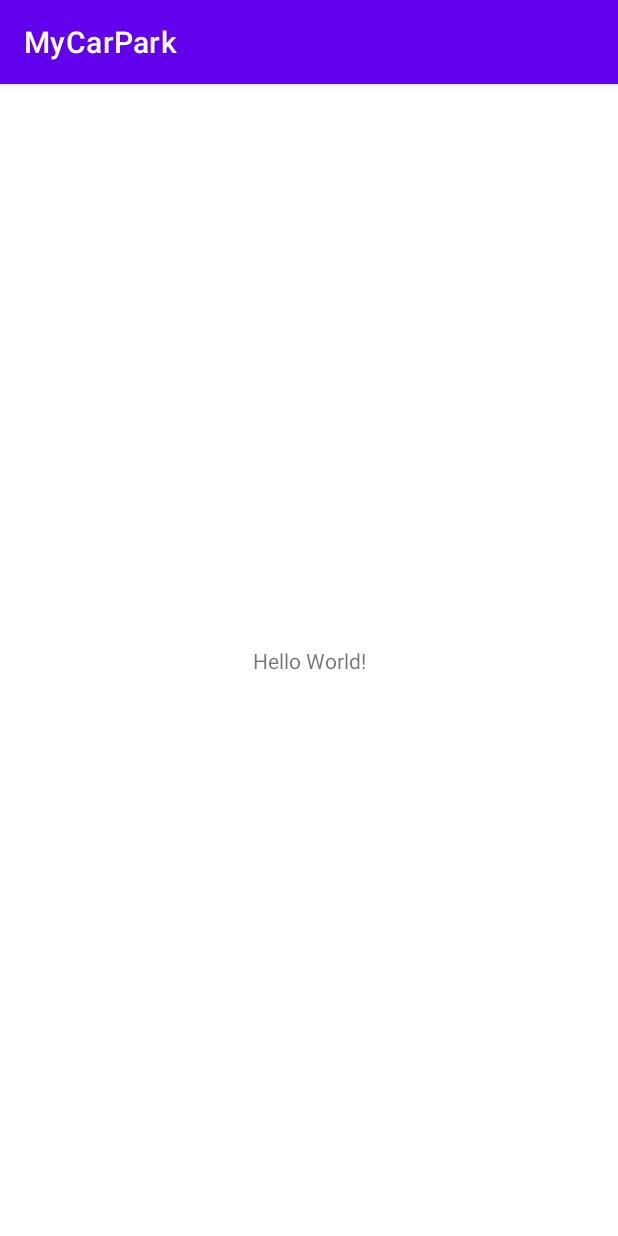
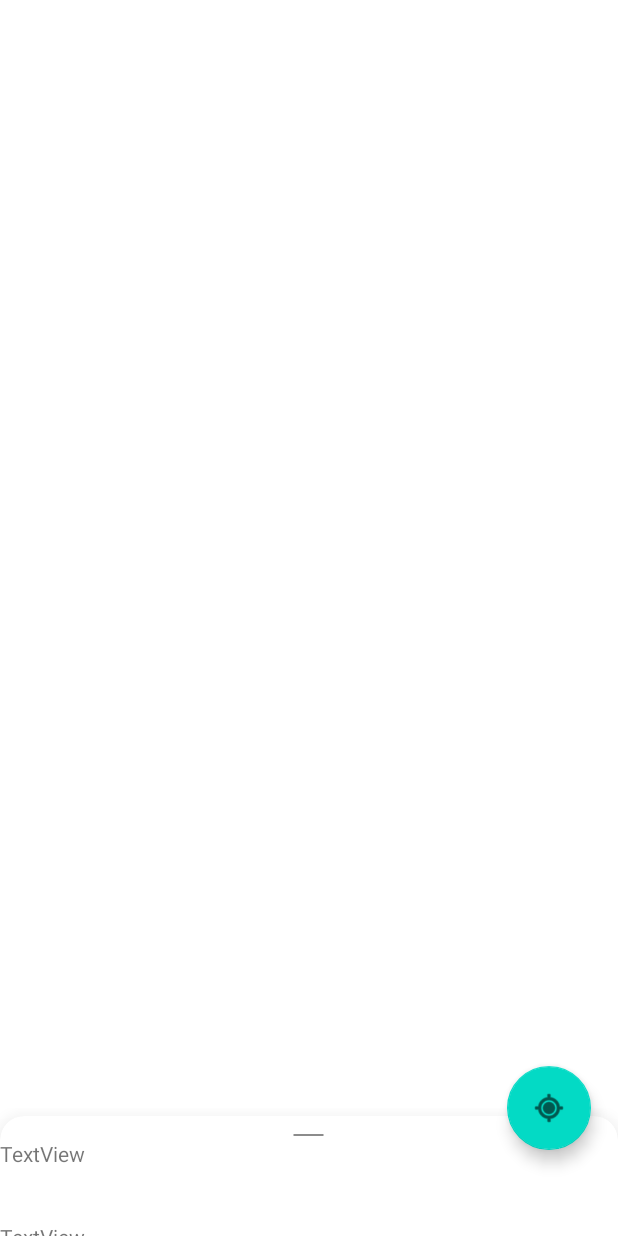
Before and after one commit to Pyrojet99/myCarPark, an Android app: the screen it shows after launch (MainActivity), on a phone screen of 412 x 824 dp. Run offline under Robolectric (Android 15) with nearby library versions, the phone set to English and light mode, and no system bars.

Commit message:
added initial bottom sheet

```diff
--- a/mycarpark/app/build.gradle
+++ b/mycarpark/app/build.gradle
@@ -33,6 +33,8 @@ dependencies {
     implementation 'androidx.appcompat:appcompat:1.3.0'
     implementation 'com.google.android.material:material:1.3.0'
     implementation 'androidx.constraintlayout:constraintlayout:2.0.4'
+    implementation 'androidx.coordinatorlayout:coordinatorlayout:1.1.0'
+    implementation 'com.google.android.gms:play-services-maps:17.0.0'
     testImplementation 'junit:junit:4.+'
     androidTestImplementation 'androidx.test.ext:junit:1.1.2'
     androidTestImplementation 'androidx.test.espresso:espresso-core:3.3.0'
--- a/mycarpark/app/src/main/java/giacomo/cignoni/testandroid/mycarpark/MainActivity.java
+++ b/mycarpark/app/src/main/java/giacomo/cignoni/testandroid/mycarpark/MainActivity.java
@@ -1,14 +1,54 @@
 package giacomo.cignoni.testandroid.mycarpark;
 
+import androidx.annotation.NonNull;
 import androidx.appcompat.app.AppCompatActivity;
 
 import android.os.Bundle;
+import android.view.View;
+import android.widget.LinearLayout;
+
+import com.google.android.material.bottomsheet.BottomSheetBehavior;
+import com.google.android.material.floatingactionbutton.FloatingActionButton;
 
 public class MainActivity extends AppCompatActivity {
+    private BottomSheetBehavior bottomSheetBehavior;
 
     @Override
     protected void onCreate(Bundle savedInstanceState) {
         super.onCreate(savedInstanceState);
         setContentView(R.layout.activity_main);
+
+        initComponent();
+    }
+
+    private void initComponent() {
+        // get the bottom sheet view
+        LinearLayout llBottomSheet = (LinearLayout) findViewById(R.id.bottom_sheet);
+
+        // init the bottom sheet behavior
+        bottomSheetBehavior = BottomSheetBehavior.from(llBottomSheet);
+
+        // change the state of the bottom sheet
+        bottomSheetBehavior.setState(BottomSheetBehavior.STATE_COLLAPSED);
+
+        // set callback for changes
+        bottomSheetBehavior.addBottomSheetCallback(new BottomSheetBehavior.BottomSheetCallback() {
+            @Override
+            public void onStateChanged(@NonNull View bottomSheet, int newState) {
+
+            }
+
+            @Override
+            public void onSlide(@NonNull View bottomSheet, float slideOffset) {
+
+            }
+        });
+
+        ((FloatingActionButton) findViewById(R.id.fab_add_location)).setOnClickListener(new View.OnClickListener() {
+            @Override
+            public void onClick(View v) {
+
+            }
+        });
     }
 }
--- /dev/null
+++ b/mycarpark/app/src/main/res/drawable/ic_baseline_drag_handle_24.xml
@@ -0,0 +1,10 @@
+<vector xmlns:android="http://schemas.android.com/apk/res/android"
+    android:width="24dp"
+    android:height="24dp"
+    android:viewportWidth="24"
+    android:viewportHeight="24"
+    android:tint="?attr/colorControlNormal">
+  <path
+      android:fillColor="@android:color/white"
+      android:pathData="M20,9H4v2h16V9zM4,15h16v-2H4V15z"/>
+</vector>
--- a/mycarpark/app/src/main/res/layout/activity_main.xml
+++ b/mycarpark/app/src/main/res/layout/activity_main.xml
@@ -1,18 +1,29 @@
 <?xml version="1.0" encoding="utf-8"?>
-<androidx.constraintlayout.widget.ConstraintLayout xmlns:android="http://schemas.android.com/apk/res/android"
+<androidx.coordinatorlayout.widget.CoordinatorLayout xmlns:android="http://schemas.android.com/apk/res/android"
     xmlns:app="http://schemas.android.com/apk/res-auto"
     xmlns:tools="http://schemas.android.com/tools"
     android:layout_width="match_parent"
-    android:layout_height="match_parent"
-    tools:context=".MainActivity">
+    android:layout_height="match_parent">
 
-    <TextView
+    <!--<fragment
+        android:id="@+id/map_main"
+        class="com.google.android.gms.maps.MapFragment"
+        android:layout_width="match_parent"
+        android:layout_height="match_parent"/>
+        -->
+
+    <!--bottom sheet container-->
+    <include layout="@layout/bottom_sheet_layout" />
+
+
+    <com.google.android.material.floatingactionbutton.FloatingActionButton
+        android:id="@+id/fab_add_location"
         android:layout_width="wrap_content"
         android:layout_height="wrap_content"
-        android:text="Hello World!"
-        app:layout_constraintBottom_toBottomOf="parent"
-        app:layout_constraintLeft_toLeftOf="parent"
-        app:layout_constraintRight_toRightOf="parent"
-        app:layout_constraintTop_toTopOf="parent" />
+        android:clickable="true"
+        android:layout_margin="18dp"
+        app:srcCompat="@android:drawable/ic_menu_mylocation"
+        app:layout_anchor="@id/bottom_sheet"
+        app:layout_anchorGravity="top|end"/>
 
-</androidx.constraintlayout.widget.ConstraintLayout>
+</androidx.coordinatorlayout.widget.CoordinatorLayout>
--- /dev/null
+++ b/mycarpark/app/src/main/res/layout/bottom_sheet_layout.xml
@@ -0,0 +1,86 @@
+<?xml version="1.0" encoding="utf-8"?>
+<LinearLayout xmlns:android="http://schemas.android.com/apk/res/android"
+    xmlns:app="http://schemas.android.com/apk/res-auto"
+    xmlns:tools="http://schemas.android.com/tools"
+    android:id="@+id/bottom_sheet"
+    android:layout_width="match_parent"
+    android:layout_height="wrap_content"
+    android:background="@android:color/transparent"
+    android:orientation="vertical"
+    app:layout_behavior="com.google.android.material.bottomsheet.BottomSheetBehavior"
+    app:behavior_hideable="false"
+    app:behavior_peekHeight="85dp">
+
+    <androidx.cardview.widget.CardView
+        android:layout_width="match_parent"
+        android:layout_height="wrap_content"
+        android:layout_marginTop="5dp"
+        app:cardCornerRadius="16dp"
+        app:cardElevation="20dp">
+
+        <LinearLayout
+            android:layout_width="match_parent"
+            android:layout_height="wrap_content"
+            android:orientation="vertical">
+
+            <View
+                android:layout_width="30dp"
+                android:layout_height="5dp"
+                android:layout_gravity="center"
+                android:layout_marginTop="10dp"
+                android:background="@drawable/ic_baseline_drag_handle_24" />
+
+            <androidx.constraintlayout.widget.ConstraintLayout
+                android:layout_width="match_parent"
+                android:layout_height="wrap_content">
+
+                <TextView
+                    android:id="@+id/textView1"
+                    android:layout_width="wrap_content"
+                    android:layout_height="wrap_content"
+                    android:text="TextView"
+                    android:paddingBottom="36dp"
+                    app:layout_constraintStart_toStartOf="parent"
+                    app:layout_constraintTop_toTopOf="parent" />
+
+                <TextView
+                    android:id="@+id/textView2"
+                    android:layout_width="wrap_content"
+                    android:layout_height="wrap_content"
+                    android:text="TextView"
+                    android:paddingBottom="36dp"
+                    app:layout_constraintStart_toStartOf="parent"
+                    app:layout_constraintTop_toBottomOf="@id/textView1" />
+
+                <TextView
+                    android:id="@+id/textView3"
+                    android:layout_width="wrap_content"
+                    android:layout_height="wrap_content"
+                    android:text="TextView"
+                    android:paddingBottom="36dp"
+                    app:layout_constraintStart_toStartOf="parent"
+                    app:layout_constraintTop_toBottomOf="@id/textView2" />
+                <TextView
+                    android:id="@+id/textView4"
+                    android:layout_width="wrap_content"
+                    android:layout_height="wrap_content"
+                    android:text="TextView"
+                    android:paddingBottom="36dp"
+                    app:layout_constraintStart_toStartOf="parent"
+                    app:layout_constraintTop_toBottomOf="@id/textView3" />
+                <TextView
+                    android:id="@+id/textView5"
+                    android:layout_width="wrap_content"
+                    android:layout_height="wrap_content"
+                    android:text="TextView"
+                    android:paddingBottom="36dp"
+                    app:layout_constraintStart_toStartOf="parent"
+                    app:layout_constraintTop_toBottomOf="@id/textView4" />
+
+            </androidx.constraintlayout.widget.ConstraintLayout>
+
+        </LinearLayout>
+
+    </androidx.cardview.widget.CardView>
+
+</LinearLayout>
--- a/mycarpark/app/src/main/res/values-night/themes.xml
+++ b/mycarpark/app/src/main/res/values-night/themes.xml
@@ -1,6 +1,6 @@
 <resources xmlns:tools="http://schemas.android.com/tools">
     <!-- Base application theme. -->
-    <style name="Theme.MyCarPark" parent="Theme.MaterialComponents.DayNight.DarkActionBar">
+    <style name="Theme.MyCarPark" parent="Theme.MaterialComponents.DayNight.NoActionBar">
         <!-- Primary brand color. -->
         <item name="colorPrimary">@color/purple_200</item>
         <item name="colorPrimaryVariant">@color/purple_700</item>
--- a/mycarpark/app/src/main/res/values/themes.xml
+++ b/mycarpark/app/src/main/res/values/themes.xml
@@ -1,6 +1,6 @@
 <resources xmlns:tools="http://schemas.android.com/tools">
     <!-- Base application theme. -->
-    <style name="Theme.MyCarPark" parent="Theme.MaterialComponents.DayNight.DarkActionBar">
+    <style name="Theme.MyCarPark" parent="Theme.MaterialComponents.DayNight.NoActionBar">
         <!-- Primary brand color. -->
         <item name="colorPrimary">@color/purple_500</item>
         <item name="colorPrimaryVariant">@color/purple_700</item>
```
